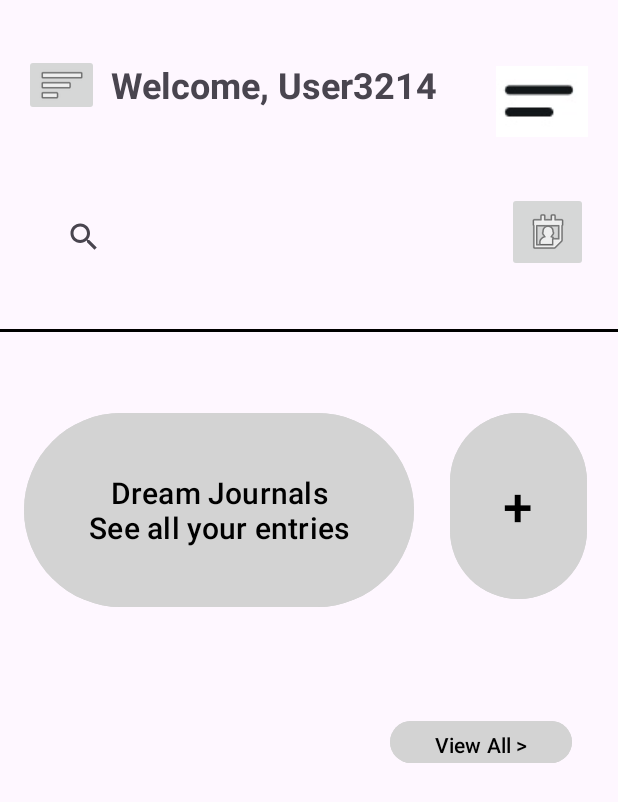
After one commit to Gigacrew/DreamJournal-Android, an Android app: the layout activity_dashboard.xml on its own in the app's theme, with its tools: preview values and no code run, on a phone screen of 412 x 824 dp. The commit adds this screen. Shown: the top 802 px of the screen. Run offline under Robolectric (Android 15) with nearby library versions, the phone set to English and light mode, and no system bars.

Commit message:
Supreet (#8)
* Database - Fixed Merge Commit issues (#3)

* ActivityProfile layout and class controller created

* DashboardActivity layout and class controller created

* Bug fixed..

* DashboardActivity UI and controller class updated

* Contraints updated and recycler view class made.

---------

Co-authored-by: Eric Donnelly <ericdonnelly4@gmail.com>

```diff
--- a/app/build.gradle
+++ b/app/build.gradle
@@ -50,6 +50,7 @@ dependencies {
     implementation 'com.google.android.material:material:1.9.0'
     implementation 'androidx.constraintlayout:constraintlayout:2.1.4'
     implementation 'androidx.room:room-common:2.4.2'
+    implementation 'androidx.core:core-ktx:+'
     testImplementation 'junit:junit:4.13.2'
     androidTestImplementation 'androidx.test.ext:junit:1.1.5'
     androidTestImplementation 'androidx.test.espresso:espresso-core:3.5.1'
--- a/app/src/main/java/com/gigacrew/dreamjournal/DreamDAO.kt
+++ b/app/src/main/java/com/gigacrew/dreamjournal/DreamDAO.kt
@@ -29,6 +29,7 @@ interface DreamDAO {
             "imageURL = :imageURL, feeling = :feeling, dream_description = :dreamDescription, " +
             "category = :category, date = :date " +
             "WHERE dream_id = :dreamId")
+
      suspend fun updateDream(
         dreamId: Int,
         title: String,
--- /dev/null
+++ b/app/src/main/res/layout/activity_dashboard.xml
@@ -0,0 +1,119 @@
+<?xml version="1.0" encoding="utf-8"?>
+<androidx.constraintlayout.widget.ConstraintLayout xmlns:android="http://schemas.android.com/apk/res/android"
+    xmlns:app="http://schemas.android.com/apk/res-auto"
+    xmlns:tools="http://schemas.android.com/tools"
+    android:layout_width="match_parent"
+    android:layout_height="match_parent">
+
+    <ImageButton
+        android:id="@+id/menuButton"
+        android:layout_width="50dp"
+        android:layout_height="41dp"
+        android:layout_marginStart="16dp"
+        android:layout_marginTop="36dp"
+        app:layout_constraintStart_toStartOf="parent"
+        app:layout_constraintTop_toTopOf="parent"
+        app:srcCompat="@android:drawable/ic_menu_sort_by_size" />
+
+    <TextView
+        android:id="@+id/welcomeText"
+        android:layout_width="234dp"
+        android:layout_height="44dp"
+        android:layout_marginStart="8dp"
+        android:layout_marginTop="40dp"
+        android:text="Welcome, User3214"
+        android:textSize="24sp"
+        android:textStyle="bold"
+        app:layout_constraintStart_toEndOf="@+id/menuButton"
+        app:layout_constraintTop_toTopOf="parent" />
+
+    <ImageButton
+        android:id="@+id/profileButton"
+        android:layout_width="54dp"
+        android:layout_height="53dp"
+        android:layout_marginTop="128dp"
+        android:layout_marginEnd="20dp"
+        app:layout_constraintEnd_toEndOf="parent"
+        app:layout_constraintTop_toTopOf="parent"
+        app:srcCompat="@android:drawable/ic_menu_my_calendar" />
+
+    <ImageButton
+        android:id="@+id/filterButton"
+        android:layout_width="61dp"
+        android:layout_height="47dp"
+        android:layout_marginTop="4dp"
+        android:layout_marginEnd="20dp"
+        android:src="@drawable/menu"
+        app:layout_constraintEnd_toEndOf="parent"
+        app:layout_constraintTop_toTopOf="@+id/welcomeText"
+        app:srcCompat="@android:drawable/ic_menu_agenda" />
+
+    <SearchView
+        android:id="@+id/searchView"
+        android:layout_width="277dp"
+        android:layout_height="51dp"
+        android:layout_marginStart="32dp"
+        android:layout_marginTop="48dp"
+        android:text="Search your dreams"
+        app:layout_constraintStart_toStartOf="parent"
+        app:layout_constraintTop_toBottomOf="@+id/welcomeText">
+
+    </SearchView>
+
+    <Button
+        android:id="@+id/viewAllButton"
+        android:layout_width="121dp"
+        android:layout_height="36dp"
+        android:layout_marginStart="260dp"
+        android:layout_marginTop="68dp"
+        android:backgroundTint="@color/lightGrey"
+        android:text="View All >"
+        android:textColor="@color/black"
+        app:layout_constraintStart_toStartOf="parent"
+        app:layout_constraintTop_toBottomOf="@+id/button5" />
+
+    <View
+        android:id="@+id/view"
+        android:layout_width="match_parent"
+        android:layout_height="2dp"
+        android:layout_marginTop="36dp"
+        android:background="@android:color/black"
+        app:layout_constraintEnd_toEndOf="parent"
+        app:layout_constraintHorizontal_bias="0.0"
+        app:layout_constraintStart_toStartOf="parent"
+        app:layout_constraintTop_toBottomOf="@id/searchView" />
+
+    <Button
+        android:id="@+id/button5"
+        android:layout_width="260dp"
+        android:layout_height="137dp"
+        android:layout_marginStart="16dp"
+        android:layout_marginTop="88dp"
+        android:backgroundTint="@color/lightGrey"
+        android:text="Dream Journals\n See all your entries "
+        android:textColor="@color/black"
+        android:textSize="20dp"
+        app:layout_constraintStart_toStartOf="parent"
+        app:layout_constraintTop_toBottomOf="@id/searchView" />
+
+    <Button
+        android:id="@+id/addButton"
+        android:layout_width="91dp"
+        android:layout_height="132dp"
+        android:layout_marginStart="24dp"
+        android:layout_marginTop="180dp"
+        android:backgroundTint="@color/lightGrey"
+        android:text="+"
+        android:textColor="@color/black"
+        android:textSize="35dp"
+        app:layout_constraintStart_toEndOf="@+id/button5"
+        app:layout_constraintTop_toBottomOf="@+id/filterButton" />
+
+    <androidx.recyclerview.widget.RecyclerView
+        android:layout_width="400dp"
+        android:layout_height="307dp"
+        android:layout_marginTop="17dp"
+        app:layout_constraintStart_toStartOf="parent"
+        app:layout_constraintTop_toBottomOf="@+id/viewAllButton" />
+
+</androidx.constraintlayout.widget.ConstraintLayout>
--- a/app/src/main/res/values/colors.xml
+++ b/app/src/main/res/values/colors.xml
@@ -2,6 +2,7 @@
 <resources>
     <color name="black">#FF000000</color>
     <color name="white">#FFFFFFFF</color>
+    <color name="lightGrey">#D3D3D3</color>
     <color name="primaryColour">#FFE95D27</color>
     <color name="secondaryColour">#FF333333</color>
     <color name="successColour">#FF27AE60</color>
--- /dev/null
+++ b/app/src/main/res/values/ids.xml
@@ -0,0 +1,4 @@
+<?xml version="1.0" encoding="utf-8"?>
+<resources>
+    <item name="recyclerView" type="id" />
+</resources>
```
Also changed, not shown: app/src/main/java/com/gigacrew/dreamjournal/DashboardActivity.kt (added, +104 -0 lines), app/src/main/res/layout/activity_profilevc.xml (deleted, +0 -101 lines), app/src/main/res/drawable/filter.png (added), app/src/main/res/drawable/menu.png (added), app/src/main/res/drawable/profile.png (added).
